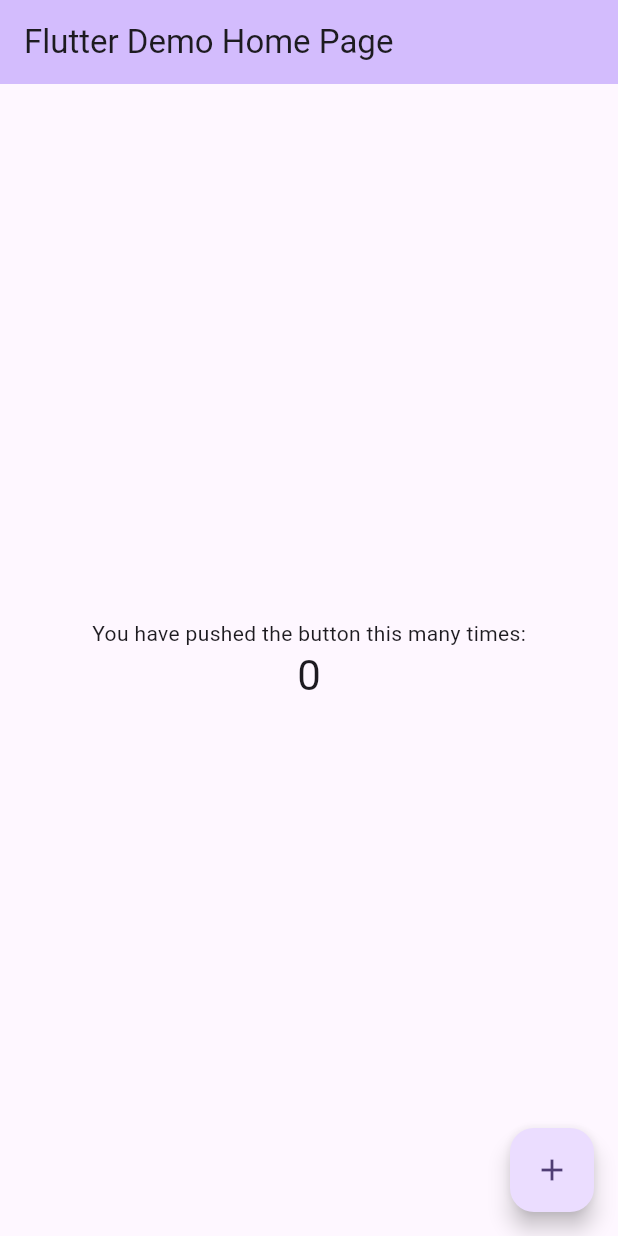
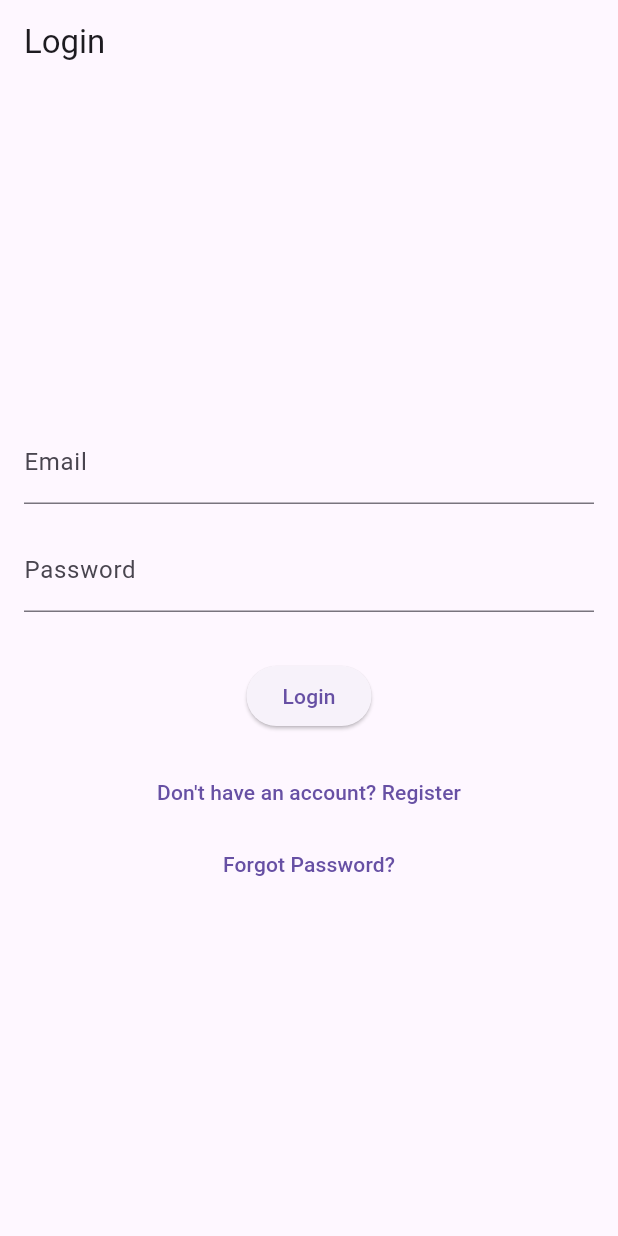
Before and after one commit to jerickrupertisip/FlutterAuthApp, a Flutter app: the screen it shows after launch, on a phone screen of 412 x 824 dp. Run offline on Flutter 3.47's test engine with Material 3 defaults, Android fonts, the phone set to English and light mode, and no system bars; our stand-ins replace firebase_auth, firebase_core; accounts and stored records are empty.

Commit message:
User Auth App Part 1

```diff
--- a/lib/main.dart
+++ b/lib/main.dart
@@ -1,122 +1,56 @@
+import 'package:firebase_core/firebase_core.dart';
 import 'package:flutter/material.dart';
+import 'package:provider/provider.dart';
+import '../services/auth_service.dart';
+import '../screens/home_screen.dart';
+import '../screens/login_screen.dart';
+import 'firebase_options.dart';
 
-void main() {
+void main() async {
+  WidgetsFlutterBinding.ensureInitialized();
+  await Firebase.initializeApp(
+    options: DefaultFirebaseOptions.currentPlatform,
+  );
   runApp(const MyApp());
 }
 
 class MyApp extends StatelessWidget {
   const MyApp({super.key});
 
-  // This widget is the root of your application.
   @override
   Widget build(BuildContext context) {
-    return MaterialApp(
-      title: 'Flutter Demo',
-      theme: ThemeData(
-        // This is the theme of your application.
-        //
-        // TRY THIS: Try running your application with "flutter run". You'll see
-        // the application has a purple toolbar. Then, without quitting the app,
-        // try changing the seedColor in the colorScheme below to Colors.green
-        // and then invoke "hot reload" (save your changes or press the "hot
-        // reload" button in a Flutter-supported IDE, or press "r" if you used
-        // the command line to start the app).
-        //
-        // Notice that the counter didn't reset back to zero; the application
-        // state is not lost during the reload. To reset the state, use hot
-        // restart instead.
-        //
-        // This works for code too, not just values: Most code changes can be
-        // tested with just a hot reload.
-        colorScheme: ColorScheme.fromSeed(seedColor: Colors.deepPurple),
+    return Provider<AuthService>(
+      create: (_) => AuthService(),
+      child: MaterialApp(
+        title: 'Flutter Auth',
+        theme: ThemeData(
+          primarySwatch: Colors.blue,
+        ),
+        home: const AuthWrapper(),
       ),
-      home: const MyHomePage(title: 'Flutter Demo Home Page'),
     );
   }
 }
 
-class MyHomePage extends StatefulWidget {
-  const MyHomePage({super.key, required this.title});
-
-  // This widget is the home page of your application. It is stateful, meaning
-  // that it has a State object (defined below) that contains fields that affect
-  // how it looks.
-
-  // This class is the configuration for the state. It holds the values (in this
-  // case the title) provided by the parent (in this case the App widget) and
-  // used by the build method of the State. Fields in a Widget subclass are
-  // always marked "final".
-
-  final String title;
-
-  @override
-  State<MyHomePage> createState() => _MyHomePageState();
-}
-
-class _MyHomePageState extends State<MyHomePage> {
-  int _counter = 0;
-
-  void _incrementCounter() {
-    setState(() {
-      // This call to setState tells the Flutter framework that something has
-      // changed in this State, which causes it to rerun the build method below
-      // so that the display can reflect the updated values. If we changed
-      // _counter without calling setState(), then the build method would not be
-      // called again, and so nothing would appear to happen.
-      _counter++;
-    });
-  }
+class AuthWrapper extends StatelessWidget {
+  const AuthWrapper({super.key});
 
   @override
   Widget build(BuildContext context) {
-    // This method is rerun every time setState is called, for instance as done
-    // by the _incrementCounter method above.
-    //
-    // The Flutter framework has been optimized to make rerunning build methods
-    // fast, so that you can just rebuild anything that needs updating rather
-    // than having to individually change instances of widgets.
-    return Scaffold(
-      appBar: AppBar(
-        // TRY THIS: Try changing the color here to a specific color (to
-        // Colors.amber, perhaps?) and trigger a hot reload to see the AppBar
-        // change color while the other colors stay the same.
-        backgroundColor: Theme.of(context).colorScheme.inversePrimary,
-        // Here we take the value from the MyHomePage object that was created by
-        // the App.build method, and use it to set our appbar title.
-        title: Text(widget.title),
-      ),
-      body: Center(
-        // Center is a layout widget. It takes a single child and positions it
-        // in the middle of the parent.
-        child: Column(
-          // Column is also a layout widget. It takes a list of children and
-          // arranges them vertically. By default, it sizes itself to fit its
-          // children horizontally, and tries to be as tall as its parent.
-          //
-          // Column has various properties to control how it sizes itself and
-          // how it positions its children. Here we use mainAxisAlignment to
-          // center the children vertically; the main axis here is the vertical
-          // axis because Columns are vertical (the cross axis would be
-          // horizontal).
-          //
-          // TRY THIS: Invoke "debug painting" (choose the "Toggle Debug Paint"
-          // action in the IDE, or press "p" in the console), to see the
-          // wireframe for each widget.
-          mainAxisAlignment: MainAxisAlignment.center,
-          children: <Widget>[
-            const Text('You have pushed the button this many times:'),
-            Text(
-              '$_counter',
-              style: Theme.of(context).textTheme.headlineMedium,
-            ),
-          ],
-        ),
-      ),
-      floatingActionButton: FloatingActionButton(
-        onPressed: _incrementCounter,
-        tooltip: 'Increment',
-        child: const Icon(Icons.add),
-      ), // This trailing comma makes auto-formatting nicer for build methods.
+    final authService = Provider.of<AuthService>(context);
+    return StreamBuilder(
+      stream: authService.authStateChanges,
+      builder: (context, snapshot) {
+        if (snapshot.connectionState == ConnectionState.active) {
+          final user = snapshot.data;
+          return user == null ? const LoginScreen() : const HomeScreen();
+        }
+        return const Scaffold(
+          body: Center(
+            child: CircularProgressIndicator(),
+          ),
+        );
+      },
     );
   }
 }
--- a/lib/screens/login_screen.dart
+++ b/lib/screens/login_screen.dart
@@ -0,0 +1,96 @@
+import 'package:flutter/material.dart';
+import 'package:provider/provider.dart';
+import '../services/auth_service.dart';
+import '../screens/register_screen.dart';
+import '../screens/forgot_password_screen.dart';
+import '../widgets/custom_button.dart';
+
+class LoginScreen extends StatefulWidget {
+  const LoginScreen({super.key});
+
+  @override
+  State<LoginScreen> createState() => _LoginScreenState();
+}
+
+class _LoginScreenState extends State<LoginScreen> {
+  final TextEditingController _emailController = TextEditingController();
+  final TextEditingController _passwordController = TextEditingController();
+  String _errorMessage = '';
+
+  @override
+  Widget build(BuildContext context) {
+    return Scaffold(
+      appBar: AppBar(
+        title: const Text('Login'),
+      ),
+      body: Padding(
+        padding: const EdgeInsets.all(16.0),
+        child: Column(
+          mainAxisAlignment: MainAxisAlignment.center,
+          children: [
+            TextField(
+              controller: _emailController,
+              decoration: const InputDecoration(
+                labelText: 'Email',
+              ),
+            ),
+            const SizedBox(height: 16.0),
+            TextField(
+              controller: _passwordController,
+              decoration: const InputDecoration(
+                labelText: 'Password',
+              ),
+              obscureText: true,
+            ),
+            const SizedBox(height: 16.0),
+            if (_errorMessage.isNotEmpty)
+              Text(
+                _errorMessage,
+                style: const TextStyle(color: Colors.red),
+              ),
+            const SizedBox(height: 16.0),
+            CustomButton(
+              text: 'Login',
+              onPressed: () async {
+                final authService =
+                    Provider.of<AuthService>(context, listen: false);
+                final result = await authService.signIn(
+                  email: _emailController.text,
+                  pass: _passwordController.text,
+                );
+                if (result != null) {
+                  setState(() {
+                    _errorMessage = result;
+                  });
+                }
+              },
+            ),
+            const SizedBox(height: 16.0),
+            TextButton(
+              onPressed: () {
+                Navigator.push(
+                  context,
+                  MaterialPageRoute(
+                    builder: (context) => const RegisterScreen(),
+                  ),
+                );
+              },
+              child: const Text("Don't have an account? Register"),
+            ),
+            TextButton(
+              onPressed: () {
+                Navigator.push(
+                  context,
+                  MaterialPageRoute(
+                    builder: (context) => const ForgotPasswordScreen(),
+                  ),
+                );
+              },
+              child: const Text('Forgot Password?'),
+            ),
+          ],
+        ),
+      ),
+    );
+  }
+}
--- a/lib/services/auth_service.dart
+++ b/lib/services/auth_service.dart
@@ -1,5 +1,4 @@
 import "package:firebase_auth/firebase_auth.dart";
-import "package:firebase_core/firebase_core.dart";
 
 class AuthService {
   final FirebaseAuth _auth = FirebaseAuth.instance;
@@ -23,10 +22,50 @@ class AuthService {
     }
   }
 
+  Future<String?> signUp({
+    required String email,
+    required String pass,
+  }) async {
+    try {
+      await _auth.createUserWithEmailAndPassword(
+        email: email.trim(),
+        password: pass,
+      );
+      return null;
+    } on FirebaseAuthException catch (e) {
+      return _handleAuthException(e);
+    }
+  }
+
+  Future<void> signOut() async {
+    await _auth.signOut();
+  }
+
+  Future<String?> sendPasswordResetEmail({
+    required String email,
+  }) async {
+    try {
+      await _auth.sendPasswordResetEmail(email: email.trim());
+      return null;
+    } on FirebaseAuthException catch (e) {
+      return _handleAuthException(e);
+    }
+  }
+
   String _handleAuthException(FirebaseAuthException e) {
     switch (e.code) {
       case "user-not-found":
-        return "N";
+      case "wrong-password":
+      case "invalid-credential":
+        return "Invalid email or password.";
+      case "invalid-email":
+        return "The email address is not valid.";
+      case "email-already-in-use":
+        return "The account already exists for that email.";
+      case "weak-password":
+        return "The password provided is too weak.";
+      default:
+        return "An unknown error occurred.";
     }
   }
 }
--- a/lib/widgets/custom_button.dart
+++ b/lib/widgets/custom_button.dart
@@ -0,0 +1,16 @@
+import 'package:flutter/material.dart';
+
+class CustomButton extends StatelessWidget {
+  final String text;
+  final VoidCallback onPressed;
+
+  const CustomButton({super.key, required this.text, required this.onPressed});
+
+  @override
+  Widget build(BuildContext context) {
+    return ElevatedButton(
+      onPressed: onPressed,
+      child: Text(text),
+    );
+  }
+}
--- a/pubspec.yaml
+++ b/pubspec.yaml
@@ -36,6 +36,7 @@ dependencies:
   cupertino_icons: ^1.0.8
   firebase_core: ^4.2.0
   firebase_auth: ^6.1.1
+  provider: ^6.1.5+1
 
 dev_dependencies:
   flutter_test:
```
Also changed, not shown: lib/screens/forgot_password_screen.dart (+65 -0 lines), lib/screens/home_screen.dart (+33 -0 lines), lib/screens/register_screen.dart (+73 -0 lines).
